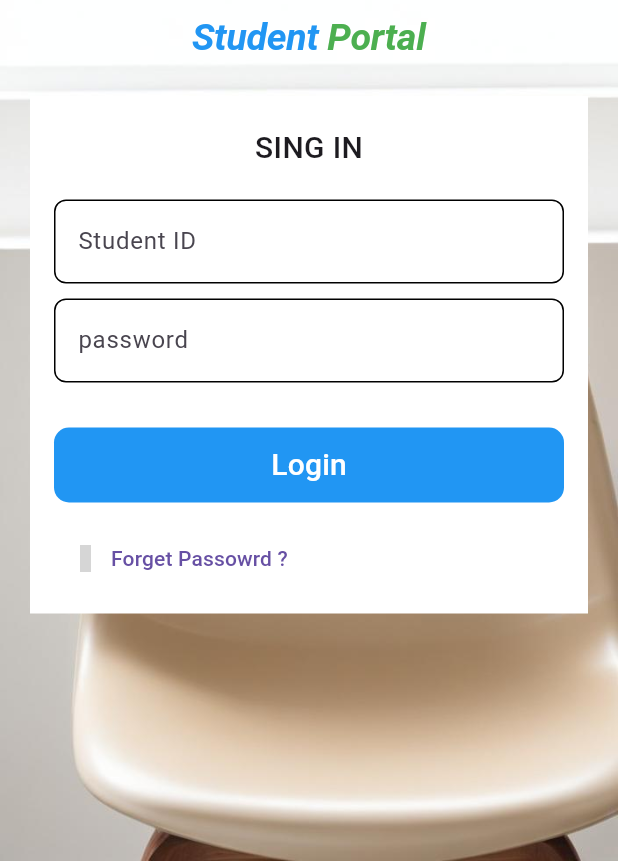
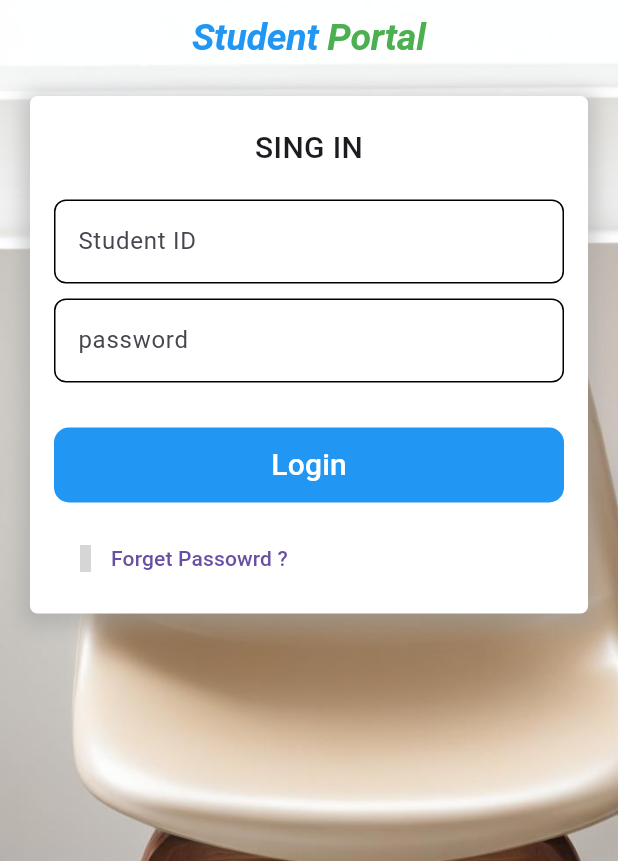
Before and after one commit to moha-shiine/tijaabo, a Flutter app: the screen it shows after launch, on a phone screen of 412 x 824 dp, the part 375-1236 px from its top. Run offline on Flutter 3.47's test engine with Material 3 defaults, Android fonts, the phone set to English and light mode, and no system bars; our stand-ins replace flutter_iconly, gap, google_fonts; Roboto replaces fonts that are missing (Merienda); grey boxes are pictures that could not be loaded.

Commit message:
add shadow

```diff
--- a/lib/log/login.dart
+++ b/lib/log/login.dart
@@ -61,7 +61,21 @@ class _LoginScreenState extends State<LoginScreen> {
             Padding(
               padding: const EdgeInsets.symmetric(horizontal: 20),
               child: Container(
-                decoration: BoxDecoration(color: Colors.white),
+                decoration: BoxDecoration(
+                  color: Colors.white,
+                  borderRadius: BorderRadius.circular(5),
+                  boxShadow: [
+                    BoxShadow(
+                      color: Colors.grey
+                          .withOpacity(0.5), // Shadow color with opacity
+                      spreadRadius: 5, // How much the shadow will spread
+                      blurRadius:
+                          10, // How soft or sharp the shadow will appear
+                      offset: Offset(
+                          0, 3), // Offset of the shadow (horizontal, vertical)
+                    ),
+                  ],
+                ),
                 child: Padding(
                   padding: const EdgeInsets.symmetric(horizontal: 16),
                   child: Column(
@@ -129,7 +143,7 @@ class _LoginScreenState extends State<LoginScreen> {
                             borderRadius: BorderRadius.circular(10)),
                         child: TextButton(
                             onPressed: () {},
-                            child: Text(
+                            child: const Text(
                               "Login",
                               style:
                                   TextStyle(fontSize: 20, color: Colors.white),
```
